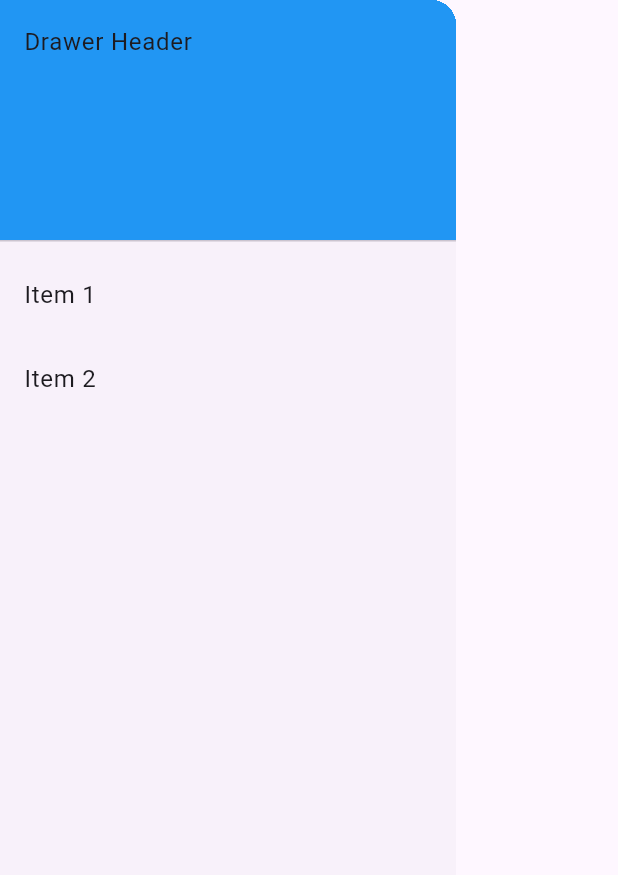
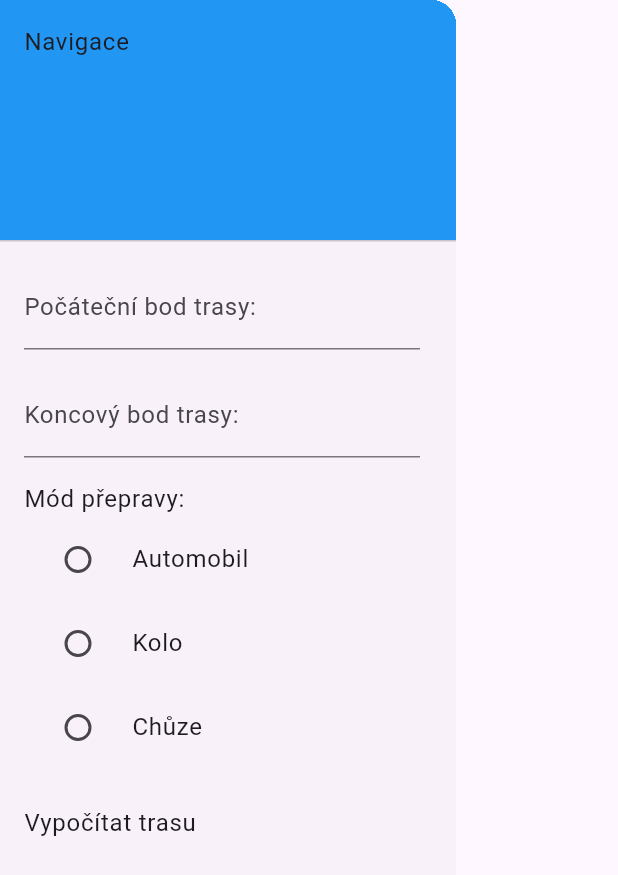
Before and after one commit to Matej-Straka/mapy, a Flutter app: the NavigationDrawer widget shown alone on an empty page, opened directly, on a phone screen of 412 x 824 dp. Shown: the top 875 px of the screen. Run offline on Flutter 3.47's test engine with Material 3 defaults, Android fonts, the phone set to English and light mode, and no system bars; our stand-ins replace flutter_map, latlong2; missing offline and left inert: universal_html.

Commit message:
added things to drawer

```diff
--- a/lib/main.dart
+++ b/lib/main.dart
@@ -204,6 +204,9 @@ class _MyHomePageState extends State<MyHomePage> {
 }
 
 class NavigationDrawer extends StatelessWidget {
+  void onChanged(dynamic value) {
+    // Handle radio button change
+  }
   const NavigationDrawer({Key? key}) : super(key: key);
 
   @override
@@ -214,17 +217,53 @@ class NavigationDrawer extends StatelessWidget {
       children: [
         const DrawerHeader(
           decoration: BoxDecoration(color: Colors.blue),
-          child: Text('Drawer Header'),
+          child: Text('Navigace'),
         ),
         ListTile(
-          title: const Text('Item 1'),
+          title: const TextField(
+            decoration: InputDecoration(labelText: 'Počáteční bod trasy: '),
+          ),
           onTap: () {
             // Update the state of the app.
             // ...
           },
         ),
         ListTile(
-          title: const Text('Item 2'),
+          title: const TextField(
+            decoration: InputDecoration(labelText: 'Koncový bod trasy: '),
+          ),
+          onTap: () {
+            // Update the state of the app.
+            // ...
+          },
+        ),
+        ListTile(
+          title: const Text('Mód přepravy:'),
+          subtitle: Column(
+            children: [
+              RadioListTile<String>(
+                title: const Text('Automobil'),
+                value: 'Automobil',
+                groupValue: null,
+                onChanged: (value) => onChanged(value),
+              ),
+              RadioListTile<String>(
+                title: const Text('Kolo'),
+                value: 'Kolo',
+                groupValue: null,
+                onChanged: (value) => onChanged(value),
+              ),
+              RadioListTile<String>(
+                title: const Text('Chůze'),
+                value: 'Chůze',
+                groupValue: null,
+                onChanged: (value) => onChanged(value),
+              ),
+            ],
+          ),
+        ),
+        ListTile(
+          title: const Text('Vypočítat trasu'),
           onTap: () {
             // Update the state of the app.
             // ...
```
